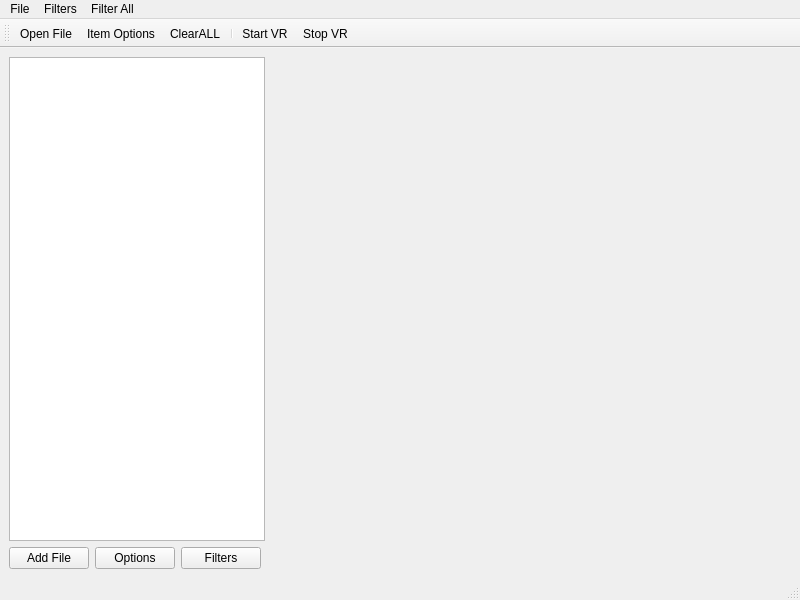
Above: Worksheet7/Ex3_VR_Widget/mainwindow.ui from eeyae8/2023_GROUP_4 before the change. Below: the same form after it.
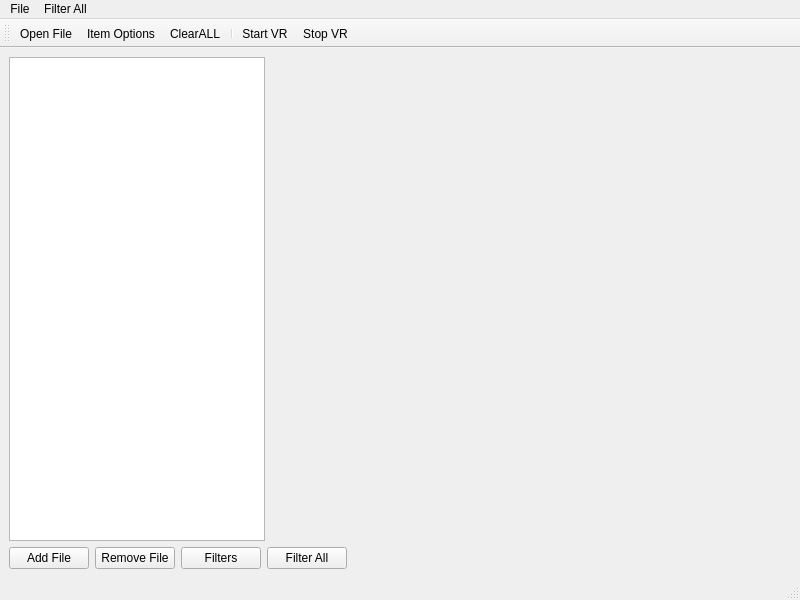
That is the form after the change. Icons and pictures are not drawn. Custom widgets are drawn as their Qt base class.

Commit message: Full Combination Filter Functionality Added

```diff
--- a/Worksheet7/Ex3_VR_Widget/mainwindow.ui
+++ b/Worksheet7/Ex3_VR_Widget/mainwindow.ui
@@ -60,7 +60,7 @@
       <item>
        <widget class="QPushButton" name="pushButton_2">
         <property name="text">
-         <string>Options</string>
+         <string>Remove File</string>
         </property>
        </widget>
       </item>
@@ -71,6 +71,13 @@
         </property>
        </widget>
       </item>
+      <item>
+       <widget class="QPushButton" name="pushButton_FilterAll">
+        <property name="text">
+         <string>Filter All</string>
+        </property>
+       </widget>
+      </item>
       <item>
        <spacer name="horizontalSpacer">
         <property name="orientation">
@@ -106,15 +113,6 @@
     <addaction name="actionStart_VR"/>
     <addaction name="actionStop_VR"/>
    </widget>
-   <widget class="QMenu" name="menuFilters">
-    <property name="title">
-     <string>Filters</string>
-    </property>
-    <addaction name="actionClearFilters"/>
-    <addaction name="actionClipFilter"/>
-    <addaction name="actionShrinkFilter"/>
-    <addaction name="actionWireframeFilter"/>
-   </widget>
    <widget class="QMenu" name="menuFilter_All">
     <property name="title">
      <string>Filter All</string>
@@ -125,7 +123,6 @@
     <addaction name="actionWireframeALL"/>
    </widget>
    <addaction name="menuFile"/>
-   <addaction name="menuFilters"/>
    <addaction name="menuFilter_All"/>
   </widget>
   <widget class="QStatusBar" name="statusbar"/>
```
Left out of the diff: 36 changed lines with no effect on the pictures. The commit also changes 7 other files.
